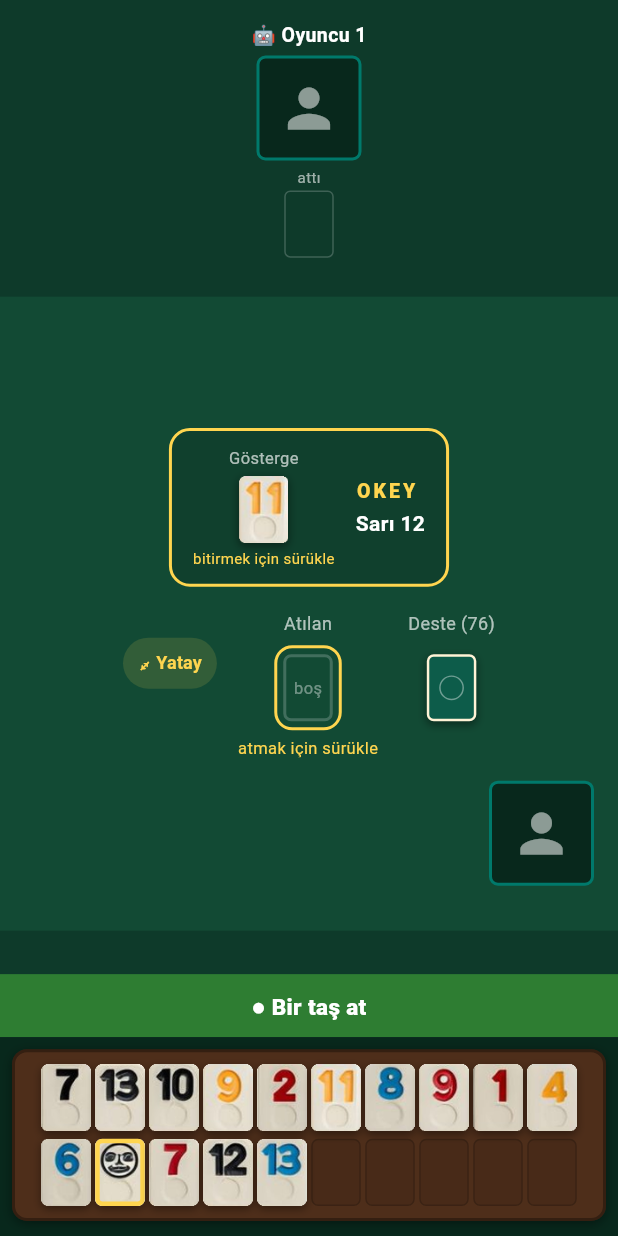
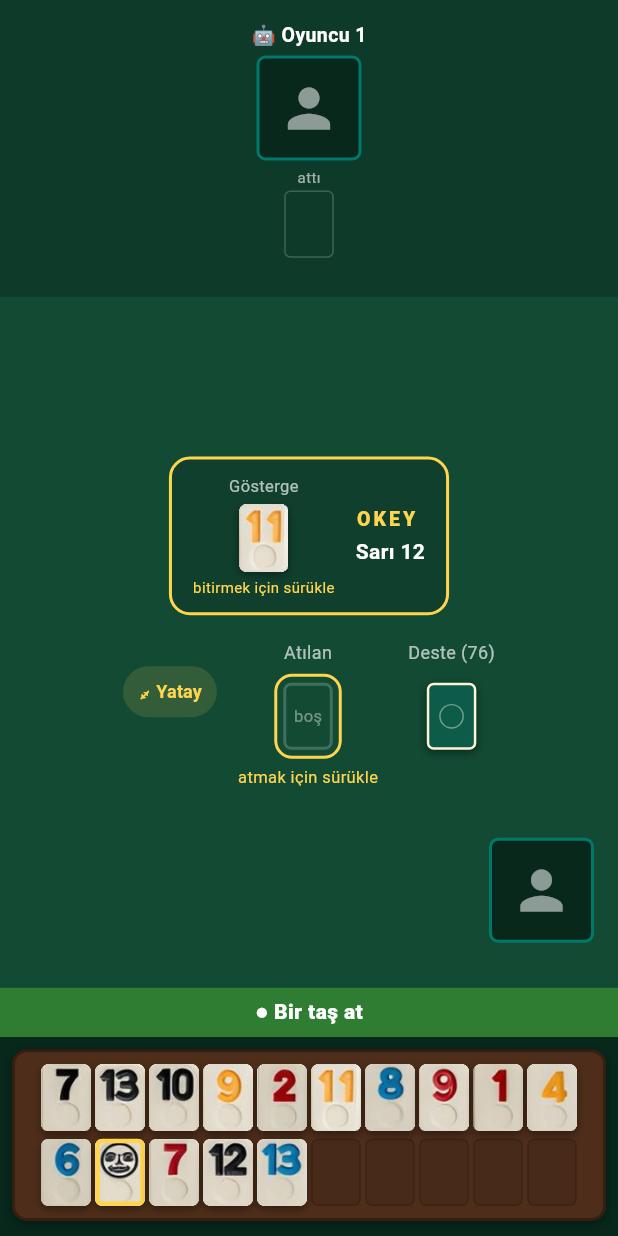
Before and after one commit to lutfuerkul/uno_online, a Flutter app: the OkeyBotScreen screen opened directly, after a tap on an icon or button, on a phone screen of 412 x 824 dp. Run offline on Flutter 3.47's test engine with Material 3 defaults, Android fonts, the phone set to English and light mode, and no system bars; our stand-ins replace cloud_firestore, firebase_core, image_picker, package_info_plus, shared_preferences; accounts and stored records are empty; network calls fail.

Commit message:
Okey: dikeyde de sira+bilgi tek banner'a dustu (yatayla ayni)
Eski iki satirli _turnBanner (ayri 'son hamle' + 'sira' satirlari)
kaldirildi; hem yatay hem dikey artik ayni tek-satirlik birlesik
banner'i kullaniyor (_turnBanner olarak birlestirildi, eskiden
_landscapeTurnBanner idi). Sira bana gelince banner dogrudan
'Sira sende' yaziyor, degilse son hamle bilgisini gosteriyor.

Co-Authored-By: Claude <noreply@anthropic.com>
Claude-Session: https://claude.ai/code/session_01GyfxgR9s5GPCGdnYU6EDcs

```diff
--- a/lib/okey/widgets/okey_board_view.dart
+++ b/lib/okey/widgets/okey_board_view.dart
@@ -100,7 +100,7 @@ class _OkeyBoardViewState extends State<OkeyBoardView> {
       return Column(
         children: [
           Expanded(child: _landscapeTable(context, state)),
-          _landscapeTurnBanner(state),
+          _turnBanner(state),
           _landscapeRackWithPhoto(context, state),
         ],
       );
@@ -408,8 +408,8 @@ class _OkeyBoardViewState extends State<OkeyBoardView> {
 
   /// Son hamle bilgisi ve sıra durumu tek satırda birleşti — sıra bana
   /// gelince bu satır doğrudan "Sıra sende" yazar; ayrı bir "sıra" satırı
-  /// yok (dikeydeki iki banner'ın aksine).
-  Widget _landscapeTurnBanner(OkeyGameState state) {
+  /// yok. Hem yatay hem dikeyde kullanılır.
+  Widget _turnBanner(OkeyGameState state) {
     final c = widget.controller;
     final isMyTurn = c.isMyTurn;
     final action = state.lastAction;
@@ -798,74 +798,6 @@ class _OkeyBoardViewState extends State<OkeyBoardView> {
     );
   }
 
-  Widget _turnBanner(OkeyGameState state) {
-    final c = widget.controller;
-    final isMyTurn = c.isMyTurn;
-    final action = state.lastAction;
-
-    String text;
-    if (state.status != 'playing') {
-      text = 'El bitti';
-    } else if (isMyTurn) {
-      if (c.canFinish) {
-        text = '🎉 Elini bitirebilirsin — kazandıran taşı at!';
-      } else if (!c.hasDrawn) {
-        text = '● Sıra sende — desteden çek ya da yerden al';
-      } else {
-        text = '● Bir taş at';
-      }
-    } else {
-      text = '○ Sıra: ${c.opponentName(state.currentTurn)}';
-    }
-
-    final infoText =
-        (action != null && action.type == 'discard' && state.status == 'playing')
-            ? '${c.opponentName(action.player)}, ${action.tile?.nameTr ?? ''} attı'
-            : '';
-
-    return Column(
-      children: [
-        // Her zaman aynı slotta kalır (yazı yokken de boş satır olarak) —
-        // aksi halde metin görünüp kaybolunca orta alan (FittedBox) sürekli
-        // yeniden ölçeklenip ekranı zıplatıyordu.
-        Padding(
-          padding: const EdgeInsets.symmetric(vertical: 4, horizontal: 10),
-          // FittedBox: satıra sığmayan uzun metinler (2 satıra geçip
-          // yükseklik değiştirmeden) küçültülerek tek satırda kalır.
-          child: FittedBox(
-            fit: BoxFit.scaleDown,
-            child: Text(
-              infoText,
-              textAlign: TextAlign.center,
-              maxLines: 1,
-              softWrap: false,
-              style: const TextStyle(
-                  color: OkeyColors.lastAction, fontSize: 14, fontWeight: FontWeight.w700),
-            ),
-          ),
-        ),
-        Container(
-          width: double.infinity,
-          padding: const EdgeInsets.all(10),
-          color: isMyTurn ? OkeyColors.turnMine : OkeyColors.turnTheirs,
-          child: FittedBox(
-            fit: BoxFit.scaleDown,
-            child: Text(
-              text,
-              textAlign: TextAlign.center,
-              maxLines: 1,
-              softWrap: false,
-              style: TextStyle(
-                color: isMyTurn ? Colors.white : OkeyColors.turnTheirsText,
-                fontWeight: FontWeight.w800,
-                fontSize: 15,
-              ),
-            ),
-          ),
-        ),
-      ],
-    );
-  }
 
   Widget _handArea(BuildContext context, OkeyGameState state) {
     final c = widget.controller;
```
